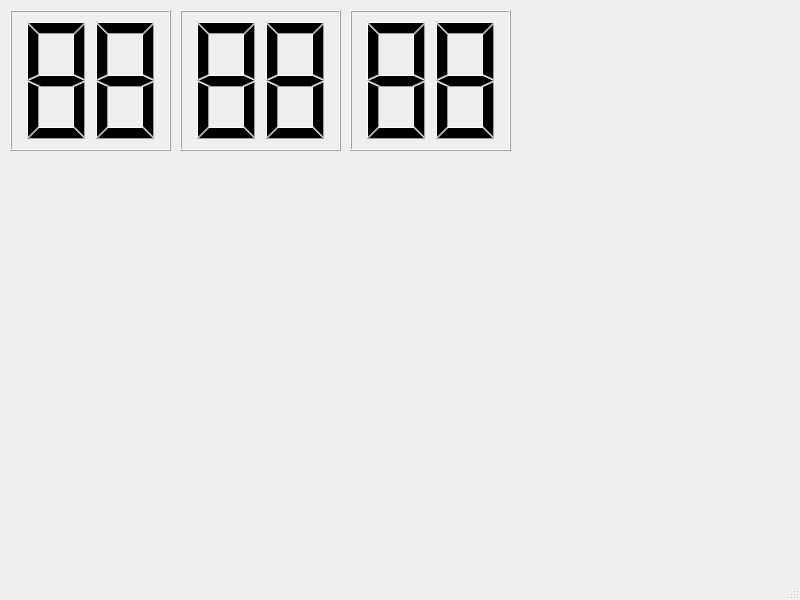
Above: FinalsLab/mainwindow.ui from EthanYoo-SPU/AppProgFinals before the change. Below: the same form after it.
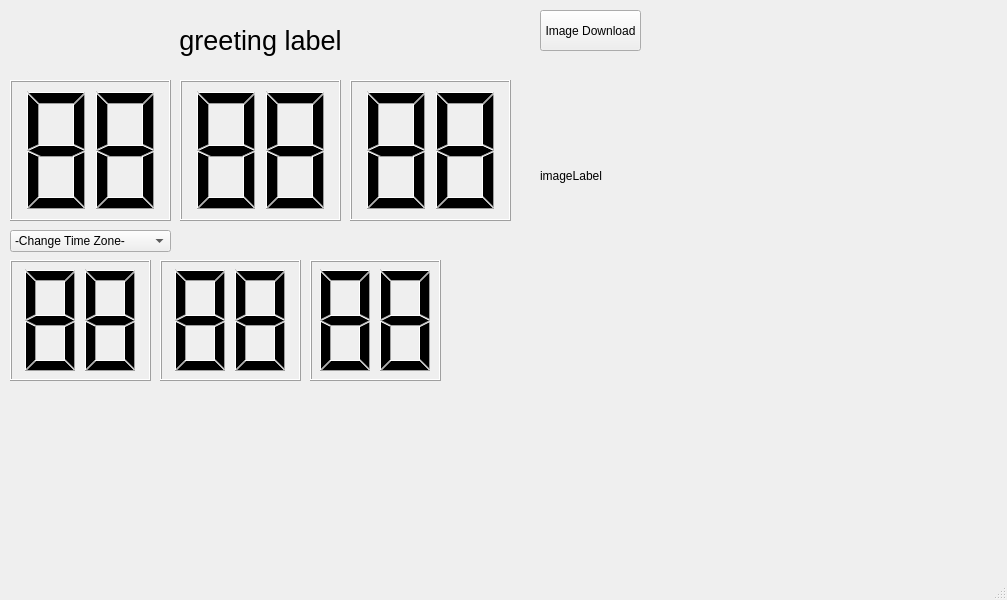
That is the form after the change.

Patch:
```diff
--- a/FinalsLab/mainwindow.ui
+++ b/FinalsLab/mainwindow.ui
@@ -6,7 +6,7 @@
    <rect>
     <x>0</x>
     <y>0</y>
-    <width>800</width>
+    <width>1007</width>
     <height>600</height>
    </rect>
   </property>
@@ -18,7 +18,7 @@
     <property name="geometry">
      <rect>
       <x>10</x>
-      <y>10</y>
+      <y>80</y>
       <width>161</width>
       <height>141</height>
      </rect>
@@ -34,7 +34,7 @@
     <property name="geometry">
      <rect>
       <x>180</x>
-      <y>10</y>
+      <y>80</y>
       <width>161</width>
       <height>141</height>
      </rect>
@@ -50,7 +50,7 @@
     <property name="geometry">
      <rect>
       <x>350</x>
-      <y>10</y>
+      <y>80</y>
       <width>161</width>
       <height>141</height>
      </rect>
@@ -62,6 +62,134 @@
      <double>88.000000000000000</double>
     </property>
    </widget>
+   <widget class="QLabel" name="greetingLabel">
+    <property name="geometry">
+     <rect>
+      <x>10</x>
+      <y>10</y>
+      <width>501</width>
+      <height>61</height>
+     </rect>
+    </property>
+    <property name="font">
+     <font>
+      <pointsize>20</pointsize>
+     </font>
+    </property>
+    <property name="text">
+     <string>greeting label</string>
+    </property>
+    <property name="alignment">
+     <set>Qt::AlignCenter</set>
+    </property>
+   </widget>
+   <widget class="QComboBox" name="timeZoneBox">
+    <property name="geometry">
+     <rect>
+      <x>10</x>
+      <y>230</y>
+      <width>161</width>
+      <height>22</height>
+     </rect>
+    </property>
+    <item>
+     <property name="text">
+      <string>-Change Time Zone-</string>
+     </property>
+    </item>
+    <item>
+     <property name="text">
+      <string>Seattle (PDT)</string>
+     </property>
+    </item>
+    <item>
+     <property name="text">
+      <string>Seoul (KST)</string>
+     </property>
+    </item>
+    <item>
+     <property name="text">
+      <string>New York (EDT)</string>
+     </property>
+    </item>
+   </widget>
+   <widget class="QLCDNumber" name="secondLCD_2">
+    <property name="geometry">
+     <rect>
+      <x>310</x>
+      <y>260</y>
+      <width>131</width>
+      <height>121</height>
+     </rect>
+    </property>
+    <property name="digitCount">
+     <number>2</number>
+    </property>
+    <property name="value" stdset="0">
+     <double>88.000000000000000</double>
+    </property>
+   </widget>
+   <widget class="QLCDNumber" name="hourLCD_2">
+    <property name="geometry">
+     <rect>
+      <x>10</x>
+      <y>260</y>
+      <width>141</width>
+      <height>121</height>
+     </rect>
+    </property>
+    <property name="smallDecimalPoint">
+     <bool>false</bool>
+    </property>
+    <property name="digitCount">
+     <number>2</number>
+    </property>
+    <property name="value" stdset="0">
+     <double>88.000000000000000</double>
+    </property>
+   </widget>
+   <widget class="QLCDNumber" name="minuteLCD_2">
+    <property name="geometry">
+     <rect>
+      <x>160</x>
+      <y>260</y>
+      <width>141</width>
+      <height>121</height>
+     </rect>
+    </property>
+    <property name="digitCount">
+     <number>2</number>
+    </property>
+    <property name="value" stdset="0">
+     <double>88.000000000000000</double>
+    </property>
+   </widget>
+   <widget class="QPushButton" name="imageDownloadButton">
+    <property name="geometry">
+     <rect>
+      <x>540</x>
+      <y>10</y>
+      <width>101</width>
+      <height>41</height>
+     </rect>
+    </property>
+    <property name="text">
+     <string>Image Download</string>
+    </property>
+   </widget>
+   <widget class="QLabel" name="imageLabel">
+    <property name="geometry">
+     <rect>
+      <x>540</x>
+      <y>70</y>
+      <width>441</width>
+      <height>211</height>
+     </rect>
+    </property>
+    <property name="text">
+     <string>imageLabel</string>
+    </property>
+   </widget>
   </widget>
   <widget class="QMenuBar" name="menubar">
    <property name="geometry">
```
Left out of the diff: 2 changed lines with no effect on the pictures.
